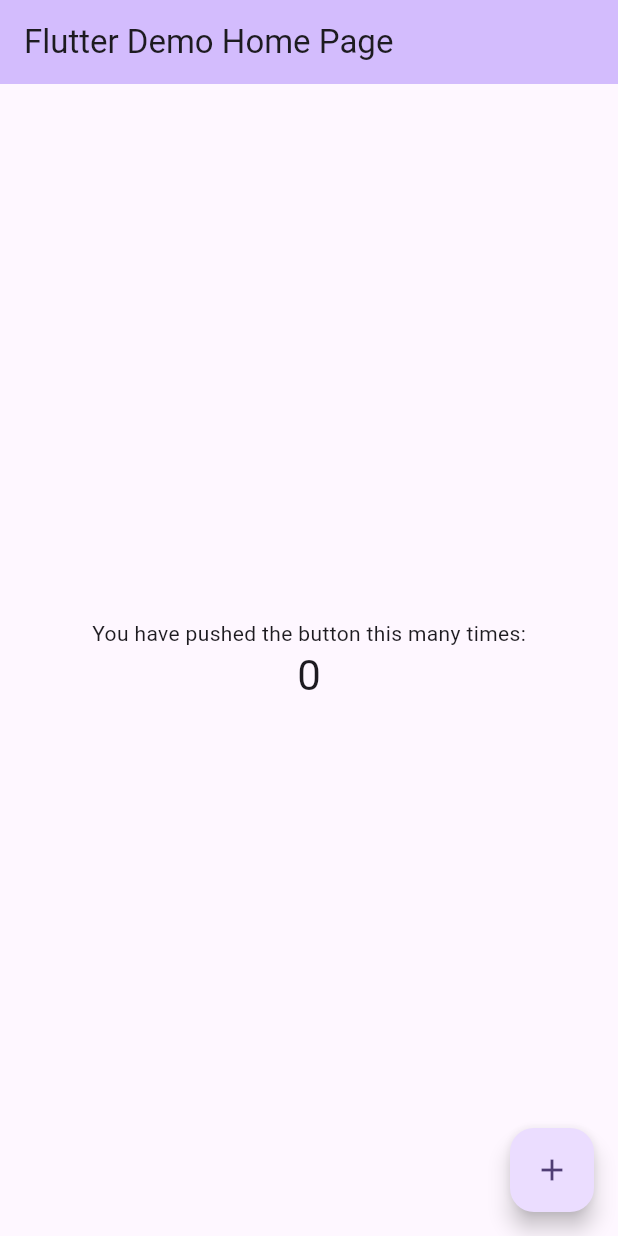
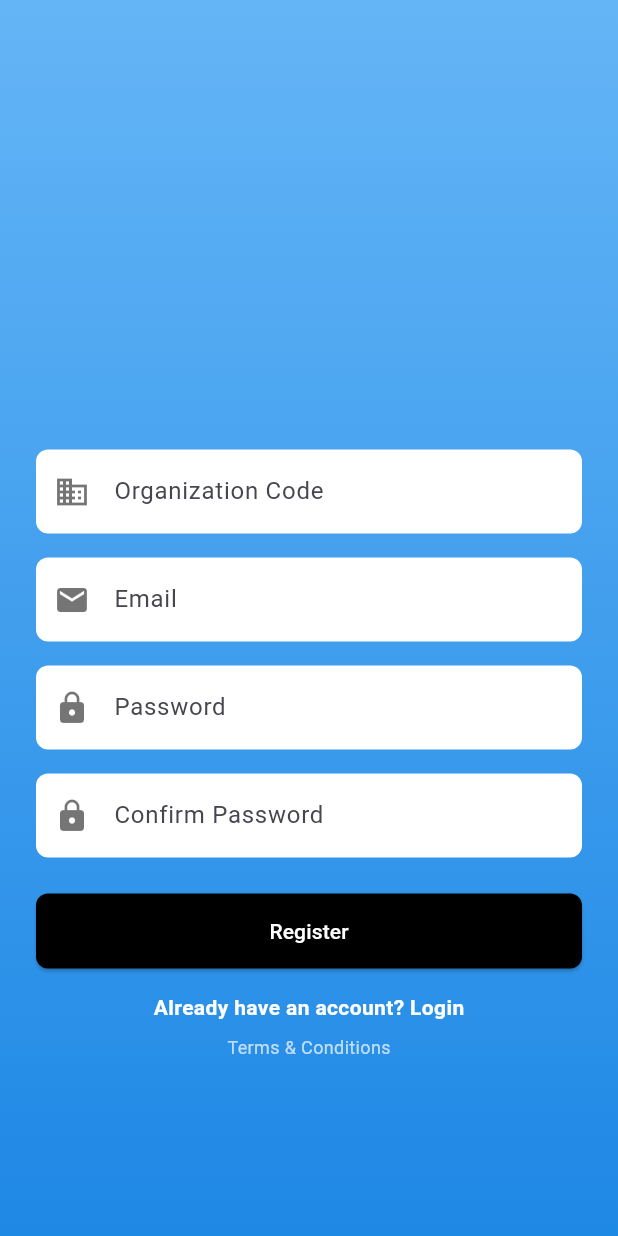
Before and after one commit to Darxxn/sandbox, a Flutter app: the screen it shows after launch, on a phone screen of 412 x 824 dp. Run offline on Flutter 3.47's test engine with Material 3 defaults, Android fonts, the phone set to English and light mode, and no system bars.

Commit message:
register_screen ui added

```diff
--- a/opsync/lib/main.dart
+++ b/opsync/lib/main.dart
@@ -1,122 +1,23 @@
+// lib/main.dart
 import 'package:flutter/material.dart';
+import 'package:provider/provider.dart';
+import 'screens/register_screen.dart';
+import 'viewmodels/register_vm.dart';
 
 void main() {
-  runApp(const MyApp());
+  runApp(MyApp());
 }
 
 class MyApp extends StatelessWidget {
-  const MyApp({super.key});
-
-  // This widget is the root of your application.
   @override
   Widget build(BuildContext context) {
-    return MaterialApp(
-      title: 'Flutter Demo',
-      theme: ThemeData(
-        // This is the theme of your application.
-        //
-        // TRY THIS: Try running your application with "flutter run". You'll see
-        // the application has a purple toolbar. Then, without quitting the app,
-        // try changing the seedColor in the colorScheme below to Colors.green
-        // and then invoke "hot reload" (save your changes or press the "hot
-        // reload" button in a Flutter-supported IDE, or press "r" if you used
-        // the command line to start the app).
-        //
-        // Notice that the counter didn't reset back to zero; the application
-        // state is not lost during the reload. To reset the state, use hot
-        // restart instead.
-        //
-        // This works for code too, not just values: Most code changes can be
-        // tested with just a hot reload.
-        colorScheme: ColorScheme.fromSeed(seedColor: Colors.deepPurple),
+    return ChangeNotifierProvider(
+      create: (context) => RegisterViewModel(),
+      child: MaterialApp(
+        debugShowCheckedModeBanner: false,
+        theme: ThemeData(primarySwatch: Colors.blue),
+        home: RegisterScreen(),
       ),
-      home: const MyHomePage(title: 'Flutter Demo Home Page'),
     );
   }
 }
-
-class MyHomePage extends StatefulWidget {
-  const MyHomePage({super.key, required this.title});
-
-  // This widget is the home page of your application. It is stateful, meaning
-  // that it has a State object (defined below) that contains fields that affect
-  // how it looks.
-
-  // This class is the configuration for the state. It holds the values (in this
-  // case the title) provided by the parent (in this case the App widget) and
-  // used by the build method of the State. Fields in a Widget subclass are
-  // always marked "final".
-
-  final String title;
-
-  @override
-  State<MyHomePage> createState() => _MyHomePageState();
-}
-
-class _MyHomePageState extends State<MyHomePage> {
-  int _counter = 0;
-
-  void _incrementCounter() {
-    setState(() {
-      // This call to setState tells the Flutter framework that something has
-      // changed in this State, which causes it to rerun the build method below
-      // so that the display can reflect the updated values. If we changed
-      // _counter without calling setState(), then the build method would not be
-      // called again, and so nothing would appear to happen.
-      _counter++;
-    });
-  }
-
-  @override
-  Widget build(BuildContext context) {
-    // This method is rerun every time setState is called, for instance as done
-    // by the _incrementCounter method above.
-    //
-    // The Flutter framework has been optimized to make rerunning build methods
-    // fast, so that you can just rebuild anything that needs updating rather
-    // than having to individually change instances of widgets.
-    return Scaffold(
-      appBar: AppBar(
-        // TRY THIS: Try changing the color here to a specific color (to
-        // Colors.amber, perhaps?) and trigger a hot reload to see the AppBar
-        // change color while the other colors stay the same.
-        backgroundColor: Theme.of(context).colorScheme.inversePrimary,
-        // Here we take the value from the MyHomePage object that was created by
-        // the App.build method, and use it to set our appbar title.
-        title: Text(widget.title),
-      ),
-      body: Center(
-        // Center is a layout widget. It takes a single child and positions it
-        // in the middle of the parent.
-        child: Column(
-          // Column is also a layout widget. It takes a list of children and
-          // arranges them vertically. By default, it sizes itself to fit its
-          // children horizontally, and tries to be as tall as its parent.
-          //
-          // Column has various properties to control how it sizes itself and
-          // how it positions its children. Here we use mainAxisAlignment to
-          // center the children vertically; the main axis here is the vertical
-          // axis because Columns are vertical (the cross axis would be
-          // horizontal).
-          //
-          // TRY THIS: Invoke "debug painting" (choose the "Toggle Debug Paint"
-          // action in the IDE, or press "p" in the console), to see the
-          // wireframe for each widget.
-          mainAxisAlignment: MainAxisAlignment.center,
-          children: <Widget>[
-            const Text('You have pushed the button this many times:'),
-            Text(
-              '$_counter',
-              style: Theme.of(context).textTheme.headlineMedium,
-            ),
-          ],
-        ),
-      ),
-      floatingActionButton: FloatingActionButton(
-        onPressed: _incrementCounter,
-        tooltip: 'Increment',
-        child: const Icon(Icons.add),
-      ), // This trailing comma makes auto-formatting nicer for build methods.
-    );
-  }
-}
--- /dev/null
+++ b/opsync/lib/screens/register_screen.dart
@@ -0,0 +1,68 @@
+// lib/screens/register_screen.dart
+import 'package:flutter/material.dart';
+import 'package:provider/provider.dart';
+import '../viewmodels/register_vm.dart';
+import '../widgets/custom_text_field.dart';
+
+class RegisterScreen extends StatelessWidget {
+  @override
+  Widget build(BuildContext context) {
+    final viewModel = Provider.of<RegisterViewModel>(context);
+    final size = MediaQuery.of(context).size;
+
+    return Scaffold(
+      body: Container(
+        width: double.infinity,
+        decoration: BoxDecoration(
+          gradient: LinearGradient(
+            begin: Alignment.topCenter,
+            end: Alignment.bottomCenter,
+            colors: [Colors.blue.shade300, Colors.blue.shade600],
+          ),
+        ),
+        child: Padding(
+          padding: const EdgeInsets.symmetric(horizontal: 24.0),
+          child: Column(
+            mainAxisAlignment: MainAxisAlignment.center,
+            children: [
+              SizedBox(height: size.height * 0.05),
+              Container(
+                height: 100,
+                width: 100,
+                color: Colors.transparent, // Placeholder for logo
+              ),
+              SizedBox(height: size.height * 0.05),
+              CustomTextField(icon: Icons.business, hintText: "Organization Code", controller: viewModel.orgCodeController),
+              SizedBox(height: 16),
+              CustomTextField(icon: Icons.email, hintText: "Email", controller: viewModel.emailController),
+              SizedBox(height: 16),
+              CustomTextField(icon: Icons.lock, hintText: "Password", controller: viewModel.passwordController, obscureText: true),
+              SizedBox(height: 16),
+              CustomTextField(icon: Icons.lock, hintText: "Confirm Password", controller: viewModel.confirmPasswordController, obscureText: true),
+              SizedBox(height: 24),
+              ElevatedButton(
+                onPressed: () => viewModel.register(),
+                style: ElevatedButton.styleFrom(
+                  backgroundColor: Colors.black,
+                  shape: RoundedRectangleBorder(borderRadius: BorderRadius.circular(8)),
+                  minimumSize: Size(double.infinity, 50),
+                ),
+                child: Text("Register", style: TextStyle(color: Colors.white)),
+              ),
+              SizedBox(height: 16),
+              GestureDetector(
+                onTap: () {},
+                child: Text("Already have an account? Login", style: TextStyle(color: Colors.white, fontWeight: FontWeight.bold)),
+              ),
+              SizedBox(height: 8),
+              GestureDetector(
+                onTap: () {},
+                child: Text("Terms & Conditions", style: TextStyle(color: Colors.white70, fontSize: 12)),
+              ),
+            ],
+          ),
+        ),
+      ),
+    );
+  }
+}
--- /dev/null
+++ b/opsync/lib/viewmodels/register_vm.dart
@@ -0,0 +1,14 @@
+// lib/viewmodels/register_viewmodel.dart
+import 'package:flutter/material.dart';
+
+class RegisterViewModel extends ChangeNotifier {
+  final TextEditingController orgCodeController = TextEditingController();
+  final TextEditingController emailController = TextEditingController();
+  final TextEditingController passwordController = TextEditingController();
+  final TextEditingController confirmPasswordController = TextEditingController();
+
+  void register() {
+    // Implement validation and registration logic
+    print("Registering with: ${emailController.text}, ${passwordController.text}");
+  }
+}
--- /dev/null
+++ b/opsync/lib/widgets/custom_text_field.dart
@@ -0,0 +1,34 @@
+// lib/widgets/custom_text_field.dart
+import 'package:flutter/material.dart';
+
+class CustomTextField extends StatelessWidget {
+  final IconData icon;
+  final String hintText;
+  final TextEditingController controller;
+  final bool obscureText;
+
+  CustomTextField({
+    required this.icon,
+    required this.hintText,
+    required this.controller,
+    this.obscureText = false,
+  });
+
+  @override
+  Widget build(BuildContext context) {
+    return TextField(
+      controller: controller,
+      obscureText: obscureText,
+      decoration: InputDecoration(
+        filled: true,
+        fillColor: Colors.white,
+        prefixIcon: Icon(icon, color: Colors.black54),
+        hintText: hintText,
+        border: OutlineInputBorder(
+          borderRadius: BorderRadius.circular(8),
+          borderSide: BorderSide.none,
+        ),
+      ),
+    );
+  }
+}
--- a/opsync/pubspec.yaml
+++ b/opsync/pubspec.yaml
@@ -37,6 +37,7 @@ dependencies:
   # The following adds the Cupertino Icons font to your application.
   # Use with the CupertinoIcons class for iOS style icons.
   cupertino_icons: ^1.0.8
+  provider: ^6.1.2
 
 dev_dependencies:
   flutter_test:
```
Also changed, not shown: opsync/pubspec.lock, 6 other files.
